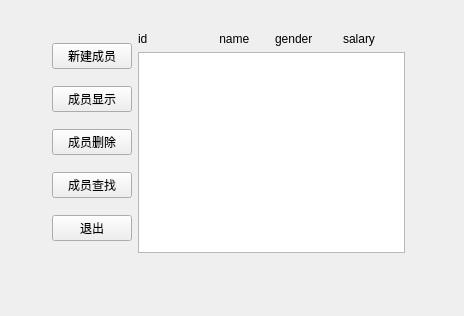
422313468/mycpp, file Company/secondwindow.ui: the form before one commit.
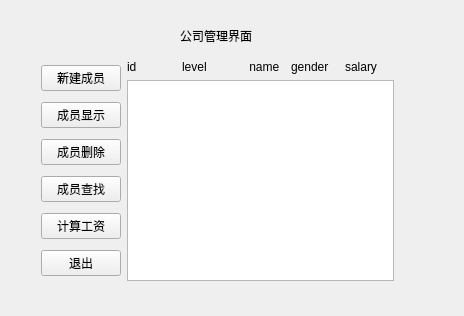
The form after the commit.

The edit to the form file:
```diff
--- a/Company/secondwindow.ui
+++ b/Company/secondwindow.ui
@@ -13,11 +13,24 @@
   <property name="windowTitle">
    <string>Form</string>
   </property>
+  <widget class="QLabel" name="label_2">
+   <property name="geometry">
+    <rect>
+     <x>180</x>
+     <y>20</y>
+     <width>151</width>
+     <height>31</height>
+    </rect>
+   </property>
+   <property name="text">
+    <string>公司管理界面</string>
+   </property>
+  </widget>
   <widget class="QWidget" name="">
    <property name="geometry">
     <rect>
-     <x>52</x>
-     <y>32</y>
+     <x>41</x>
+     <y>60</y>
      <width>353</width>
      <height>221</height>
     </rect>
@@ -53,6 +66,13 @@
         </property>
        </widget>
       </item>
+      <item>
+       <widget class="QPushButton" name="calculate">
+        <property name="text">
+         <string>计算工资</string>
+        </property>
+       </widget>
+      </item>
       <item>
        <widget class="QPushButton" name="pushButton">
         <property name="text">
@@ -73,6 +93,13 @@
           </property>
          </widget>
         </item>
+        <item>
+         <widget class="QLabel" name="label_6">
+          <property name="text">
+           <string>level</string>
+          </property>
+         </widget>
+        </item>
         <item>
          <widget class="QLabel" name="label">
           <property name="text">
```
